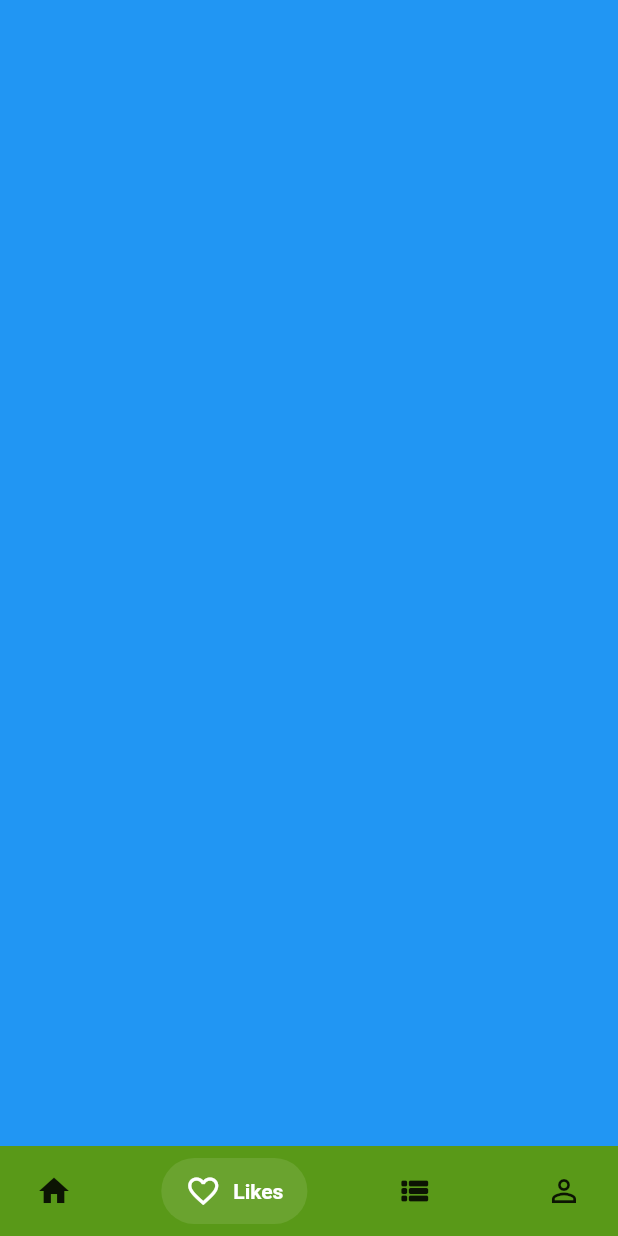
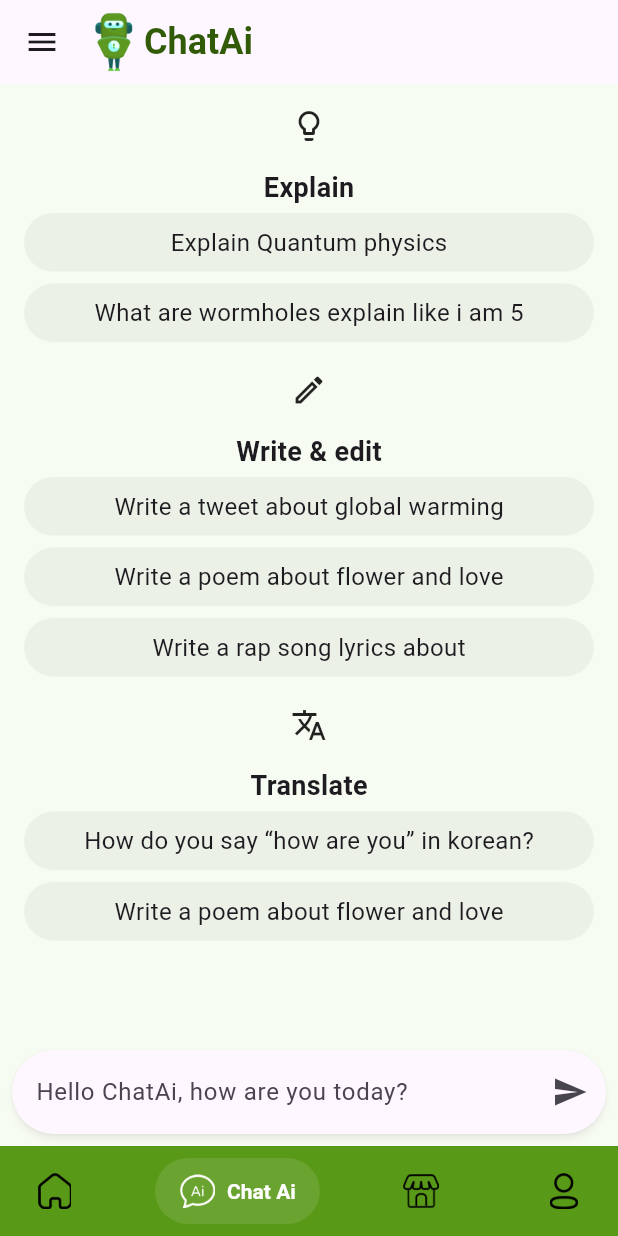
Before and after one commit to Asadu43/gymerator, a Flutter app: the screen it shows after launch, item 2 of the bottom bar chosen, on a phone screen of 412 x 824 dp. Run offline on Flutter 3.47's test engine with Material 3 defaults, Android fonts, the phone set to English and light mode, and no system bars; drawn by our look-alikes of salomon_bottom_bar; our stand-ins replace date_picker_timeline, flutter_otp_text_field, google_fonts, percent_indicator, sizer, toggle_switch; Roboto replaces fonts that are missing (Vazirmatn).

Commit message:
chore: Update app colors and add ChatScreen to MainScreen
The app colors have been updated to include a new color for the "Buy Now" button. Additionally, the ChatScreen has been added to the MainScreen.

```diff
--- /dev/null
+++ b/lib/screens/splash_screen/main_screen/chat_screen/chat_screen.dart
@@ -0,0 +1,127 @@
+import 'package:flutter/material.dart';
+import 'package:gymmerator/ui_component/app_drawer.dart';
+import 'package:gymmerator/utils/app_colors/app_colors.dart';
+
+class ChatScreen extends StatelessWidget {
+  const ChatScreen({super.key});
+
+  @override
+  Widget build(BuildContext context) {
+    return Scaffold(
+      backgroundColor: AppColors.chatScreenBackgroundColor,
+      drawer: const AppDrawer(),
+      appBar: AppBar(
+        title: Row(
+          mainAxisAlignment: MainAxisAlignment.start,
+          children: [
+            Image.asset('assets/icons/chat_ai_title_icon.png',
+                width: 40, height: 40),
+            const Text('ChatAi',
+                style: TextStyle(
+                    color: AppColors.prductBuyNowButtonColor,
+                    fontSize: 24.0,
+                    fontWeight: FontWeight.w600)),
+          ],
+        ),
+        titleSpacing: 0.0,
+      ),
+      body: ListView(
+        padding: const EdgeInsets.all(16.0),
+        children: const [
+          SectionTitle(title: 'Explain', icon: Icon(Icons.lightbulb_outline)),
+          FeatureButton(title: 'Explain Quantum physics'),
+          FeatureButton(title: 'What are wormholes explain like i am 5'),
+          SizedBox(height: 16.0),
+          SectionTitle(title: 'Write & edit', icon: Icon(Icons.edit_outlined)),
+          FeatureButton(title: 'Write a tweet about global warming'),
+          FeatureButton(title: 'Write a poem about flower and love'),
+          FeatureButton(title: 'Write a rap song lyrics about'),
+          SizedBox(height: 16.0),
+          SectionTitle(
+              title: 'Translate', icon: Icon(Icons.translate_outlined)),
+          FeatureButton(title: 'How do you say “how are you” in korean?'),
+          FeatureButton(title: 'Write a poem about flower and love'),
+        ],
+      ),
+      bottomNavigationBar: const Material(
+        color: AppColors.chatScreenBackgroundColor,
+        child: Padding(
+          padding: EdgeInsets.all(8.0),
+          child: Row(
+            children: [
+              Expanded(
+                child: Material(
+                  shape: RoundedRectangleBorder(
+                      borderRadius: BorderRadius.all(Radius.circular(30.0))),
+                  shadowColor: AppColors.borderColor,
+                  elevation: 2.0,
+                  child: TextField(
+                    decoration: InputDecoration(
+                        fillColor: Colors.white,
+                        hintText: 'Hello ChatAi, how are you today?',
+                        border: OutlineInputBorder(
+                            borderSide: BorderSide.none,
+                            borderRadius:
+                                BorderRadius.all(Radius.circular(30.0))),
+                        suffixIcon: Icon(Icons.send)),
+                  ),
+                ),
+              ),
+            ],
+          ),
+        ),
+      ),
+    );
+  }
+}
+
+class SectionTitle extends StatelessWidget {
+  final String title;
+
+  const SectionTitle({super.key, required this.title, required this.icon});
+  final Widget icon;
+
+  @override
+  Widget build(BuildContext context) {
+    return Column(
+      children: [
+        icon,
+        const SizedBox(height: 16.0),
+        Text(
+          title,
+          style: const TextStyle(
+            fontSize: 18.0,
+            fontWeight: FontWeight.bold,
+          ),
+        ),
+      ],
+    );
+  }
+}
+
+class FeatureButton extends StatelessWidget {
+  final String title;
+
+  const FeatureButton({super.key, required this.title});
+
+  @override
+  Widget build(BuildContext context) {
+    return Padding(
+      padding: const EdgeInsets.symmetric(vertical: 4.0),
+      child: Container(
+        padding: const EdgeInsets.symmetric(
+          vertical: 8.0,
+          horizontal: 16.0,
+        ),
+        decoration: BoxDecoration(
+          color: AppColors.chatScreenFeatureButtonColor,
+          borderRadius: BorderRadius.circular(30.0),
+        ),
+        child: Center(
+            child: Text(title,
+                style: const TextStyle(
+                    fontSize: 16.0, fontWeight: FontWeight.w400))),
+      ),
+    );
+  }
+}
--- a/lib/screens/splash_screen/main_screen/main_screen.dart
+++ b/lib/screens/splash_screen/main_screen/main_screen.dart
@@ -1,5 +1,6 @@
 import 'package:flutter/material.dart';
 import 'package:google_fonts/google_fonts.dart';
+import 'package:gymmerator/screens/splash_screen/main_screen/chat_screen/chat_screen.dart';
 import 'package:gymmerator/screens/splash_screen/main_screen/home_screen/home_screen.dart';
 import 'package:gymmerator/screens/splash_screen/main_screen/products_screen/products_screen.dart';
 import 'package:gymmerator/screens/splash_screen/main_screen/profile_screen/profile_screen.dart';
@@ -20,7 +21,7 @@ class _MainScreenState extends State<MainScreen> {
 
   final tabs = [
     const HomeScreen(),
-    Container(color: Colors.blue),
+    const ChatScreen(),
     const ProductsScreen(),
     const ProfileScreen(),
   ];
@@ -36,28 +37,40 @@ class _MainScreenState extends State<MainScreen> {
         items: [
           /// Home
           SalomonBottomBarItem(
-            icon: const Icon(Icons.home),
+            icon: Image.asset('assets/icons/main_screen_home_icon.png',
+                width: 24,
+                height: 24,
+                color: _currentIndex == 0 ? Colors.white : Colors.black),
             title: Text("Home", style: GoogleFonts.vazirmatn()),
             selectedColor: Colors.white,
           ),
 
           /// Likes
           SalomonBottomBarItem(
-            icon: const Icon(Icons.favorite_border),
-            title: Text("Likes", style: GoogleFonts.vazirmatn()),
+            icon: Image.asset('assets/icons/main_screen_chat_icon.png',
+                width: 24,
+                height: 24,
+                color: _currentIndex == 1 ? Colors.white : Colors.black),
+            title: Text("Chat Ai", style: GoogleFonts.vazirmatn()),
             selectedColor: Colors.white,
           ),
 
           /// Search
           SalomonBottomBarItem(
-            icon: const Icon(Icons.view_list_rounded),
+            icon: Image.asset('assets/icons/main_screen_products_icon.png',
+                width: 24,
+                height: 24,
+                color: _currentIndex == 2 ? Colors.white : Colors.black),
             title: Text("Products", style: GoogleFonts.vazirmatn()),
             selectedColor: Colors.white,
           ),
 
           /// Profile
           SalomonBottomBarItem(
-            icon: const Icon(Icons.person_outline),
+            icon: Image.asset('assets/icons/main_screen_profile_icon.png',
+                width: 24,
+                height: 24,
+                color: _currentIndex == 3 ? Colors.white : Colors.black),
             title: Text("Profile", style: GoogleFonts.vazirmatn()),
             selectedColor: Colors.white,
           ),
--- a/lib/screens/splash_screen/metamask_screen/metamask_screen.dart
+++ b/lib/screens/splash_screen/metamask_screen/metamask_screen.dart
@@ -114,7 +114,6 @@ class _MetaMaskScreenState extends State<MetaMaskScreen>
 
   @override
   Widget build(BuildContext context) {
-    final screenWidth = MediaQuery.of(context).size.width;
     final screenHeight = MediaQuery.of(context).size.height;
     return Scaffold(
         body: Padding(
--- a/lib/utils/app_colors/app_colors.dart
+++ b/lib/utils/app_colors/app_colors.dart
@@ -39,4 +39,8 @@ class AppColors {
   static const Color profileDeleteDialogIconBackgroundColor =
       Color.fromRGBO(89, 153, 24, 1);
   static const Color prductBuyNowButtonColor = Color.fromRGBO(50, 91, 8, 1);
+  static const Color chatScreenBackgroundColor =
+      Color.fromRGBO(247, 252, 242, 1);
+  static const Color chatScreenFeatureButtonColor =
+      Color.fromRGBO(140, 140, 140, 0.1);
 }
```
Also changed, not shown: assets/icons/chat_ai_title_icon.png (added), assets/icons/main_screen_chat_icon.png (added), assets/icons/main_screen_home_icon.png (added), assets/icons/main_screen_products_icon.png (added), assets/icons/main_screen_profile_icon.png (added).
